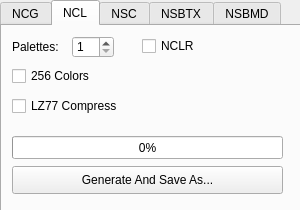
TheGameratorT/NDS_Graphics_Generator, file mainwindow.ui: the form before one commit.
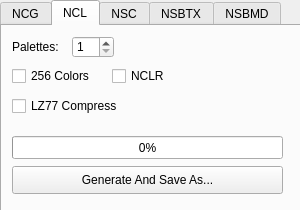
The form after the commit. The open tabs and pages were chosen to show the change.

Commit message: Add NCLR as NCL subcategory

```diff
--- a/mainwindow.ui
+++ b/mainwindow.ui
@@ -254,8 +254,8 @@
      <widget class="QCheckBox" name="nclr_cb">
       <property name="geometry">
        <rect>
-        <x>140</x>
-        <y>10</y>
+        <x>110</x>
+        <y>40</y>
         <width>61</width>
         <height>20</height>
        </rect>
```
Left out of the diff: 2 changed lines with no effect on the pictures. The commit also changes 1 other file.
